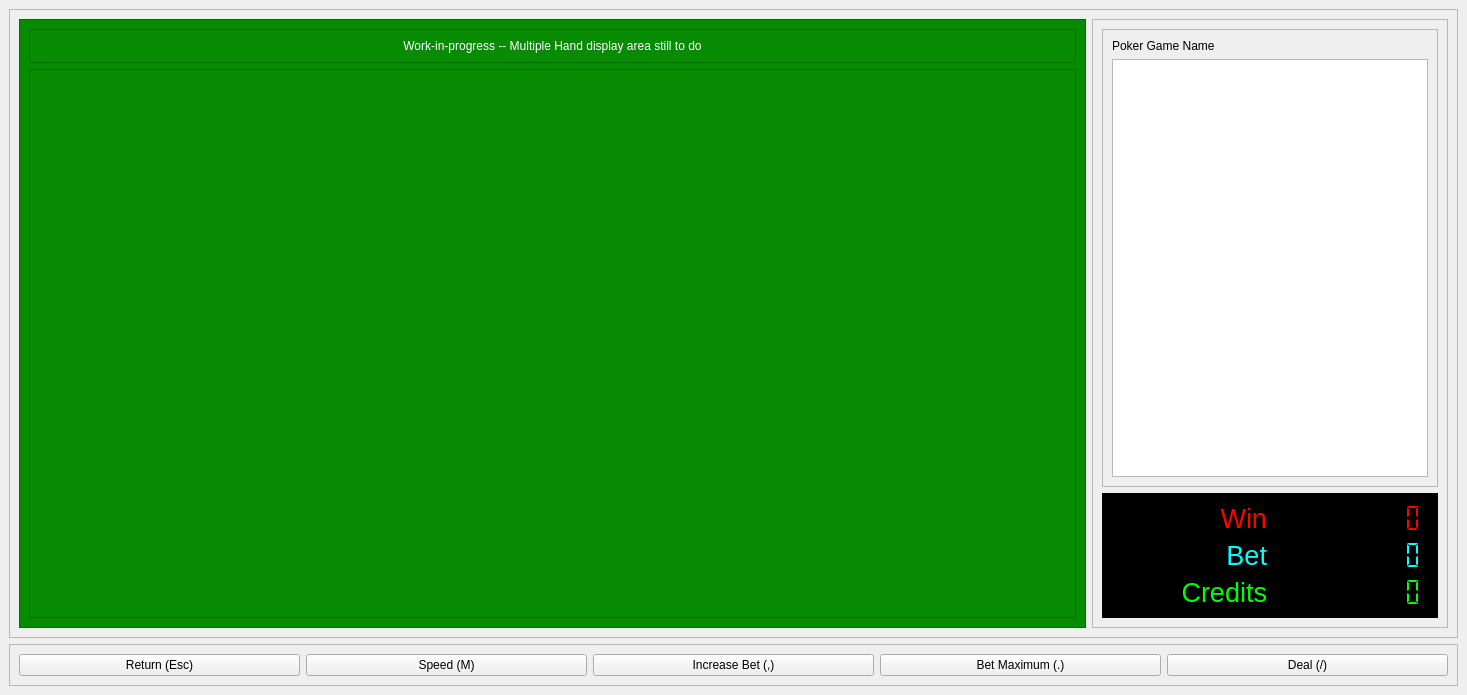
Qt form src/ui/gameorchestratorwindow.ui (dbrook/vidpokerterm) before a commit.
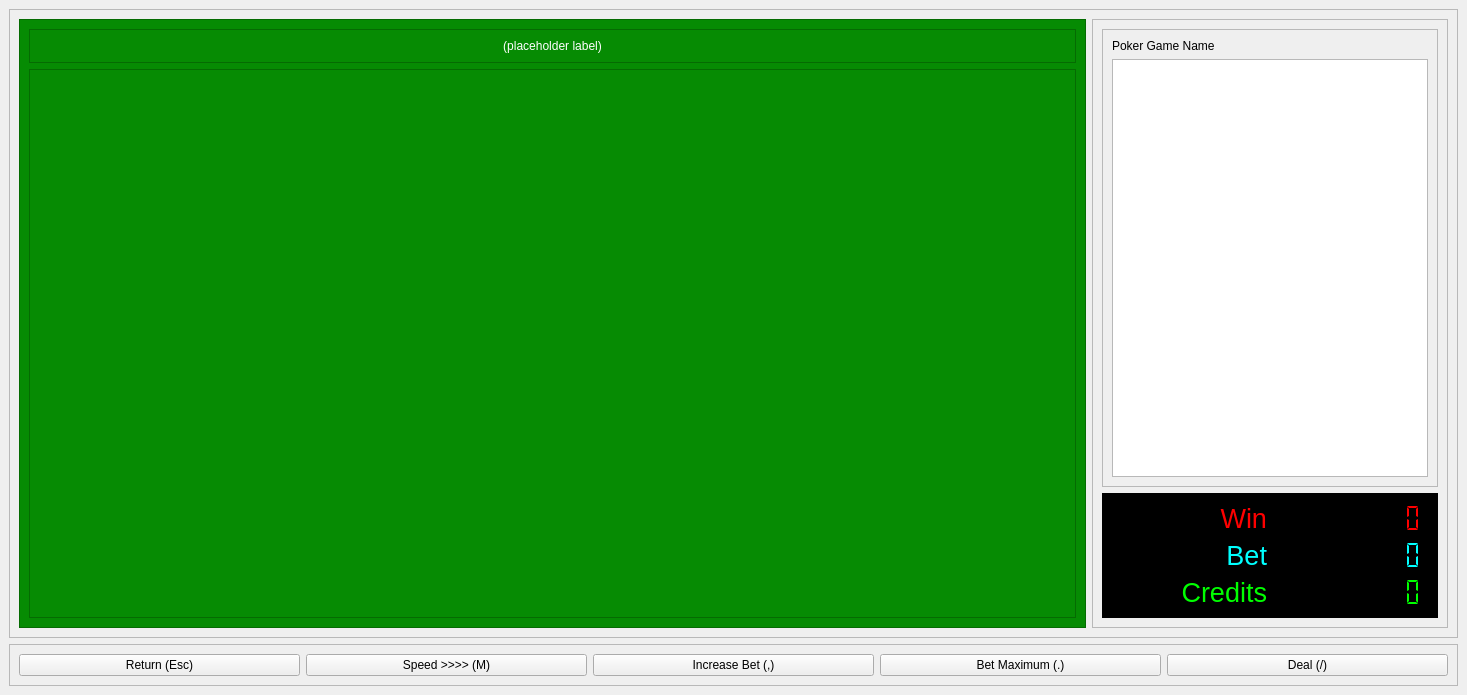
The same form after that commit.

```diff
--- a/src/ui/gameorchestratorwindow.ui
+++ b/src/ui/gameorchestratorwindow.ui
@@ -49,7 +49,7 @@
              <item>
               <widget class="QLabel" name="label">
                <property name="text">
-                <string>Work-in-progress -- Multiple Hand display area still to do</string>
+                <string>(placeholder label)</string>
                </property>
                <property name="alignment">
                 <set>Qt::AlignCenter</set>
@@ -279,7 +279,7 @@
        <item>
         <widget class="QPushButton" name="speedButton">
          <property name="text">
-          <string>Speed (M)</string>
+          <string>Speed &gt;&gt;&gt;&gt; (M)</string>
          </property>
          <property name="shortcut">
           <string>M</string>
```
